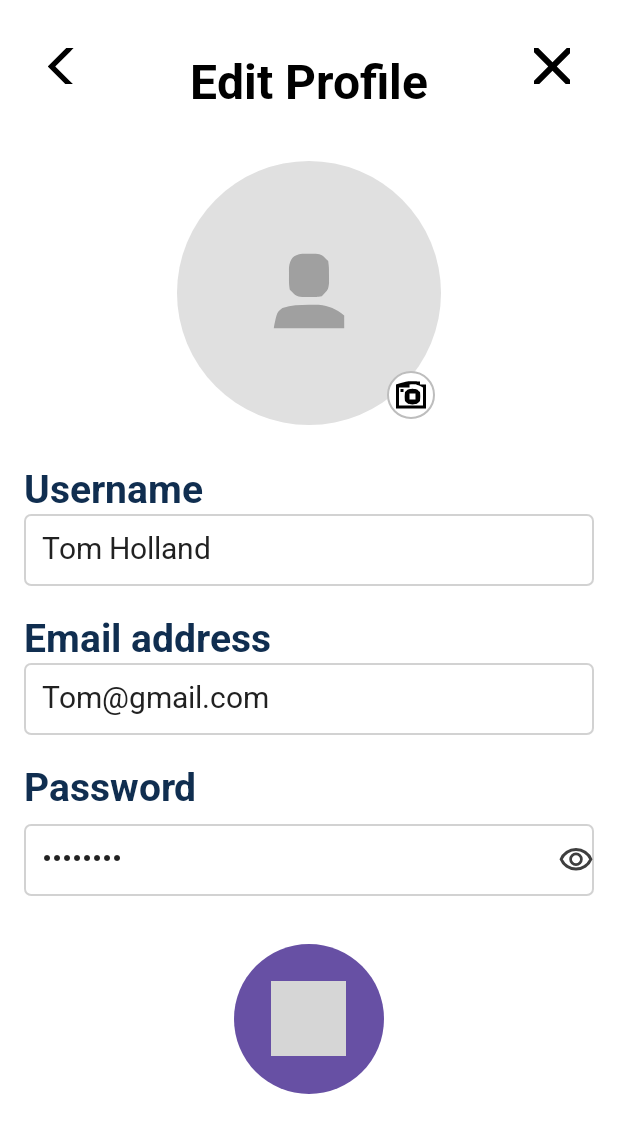
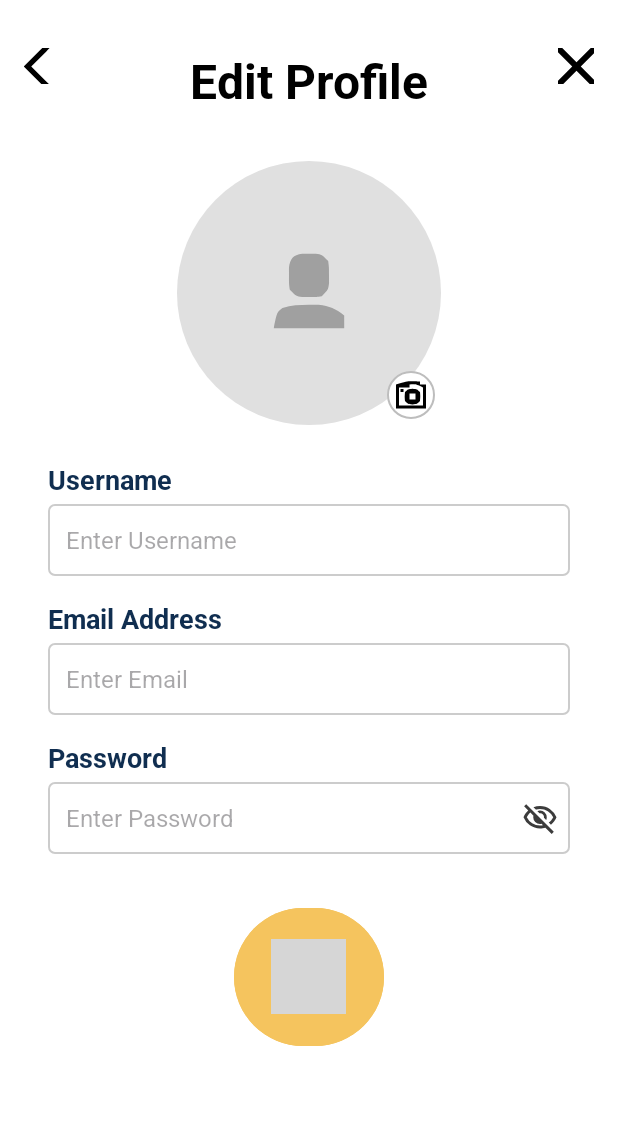
Before and after one commit to Sathsarani2002/Techupnews, an Android app: the layout activity_edit_profile.xml on its own in the app's theme, with its tools: preview values and no code run, on a phone screen of 412 x 824 dp. Shown: the top 1133 px of the screen. Run offline under Robolectric (Android 15) with nearby library versions, the phone set to English and light mode, and no system bars; grey boxes are pictures that could not be loaded.

Commit message:
updated edit profile user

```diff
--- a/app/src/main/res/drawable/save_button_circle.xml
+++ b/app/src/main/res/drawable/save_button_circle.xml
@@ -1,4 +1,5 @@
-<shape xmlns:android="http://schemas.android.com/apk/res/android"
-    android:shape="oval">
-    <solid android:color="#F5C45E" />
+<?xml version="1.0" encoding="utf-8"?>
+<shape xmlns:android="http://schemas.android.com/apk/res/android" android:shape="oval">
+    <solid android:color="#F5C45E" /> <!-- New color -->
+    <size android:width="100dp" android:height="100dp" />
 </shape>
--- a/app/src/main/res/layout/activity_edit_profile.xml
+++ b/app/src/main/res/layout/activity_edit_profile.xml
@@ -16,8 +16,7 @@
         <RelativeLayout
             android:layout_width="match_parent"
             android:layout_height="wrap_content"
-            android:paddingVertical="16dp"
-            android:paddingHorizontal="16dp">
+            android:paddingVertical="16dp">
 
             <ImageButton
                 android:id="@+id/backButton"
@@ -27,7 +26,8 @@
                 android:background="?attr/selectableItemBackgroundBorderless"
                 android:contentDescription="Back"
                 android:src="@drawable/ic_back"
-                android:tint="#000000" />
+                android:tint="#000000"
+                android:padding="4dp" />
 
             <TextView
                 android:id="@+id/screenTitle"
@@ -47,7 +47,8 @@
                 android:background="?attr/selectableItemBackgroundBorderless"
                 android:contentDescription="Close"
                 android:src="@drawable/ic_close"
-                android:tint="#000000" />
+                android:tint="#000000"
+                android:padding="4dp" />
         </RelativeLayout>
 
         <!-- Profile Image -->
@@ -79,7 +80,8 @@
                 android:background="@drawable/circle_background_small"
                 android:src="@drawable/ic_camera"
                 android:contentDescription="Change Profile Picture"
-                android:tint="#000000" />
+                android:tint="#000000"
+                android:padding="4dp" />
         </FrameLayout>
 
         <!-- Username Field -->
@@ -94,21 +96,24 @@
                 android:layout_height="wrap_content"
                 android:text="Username"
                 android:textColor="#102E50"
-                android:textSize="26sp"
-                android:textStyle="bold"
-                android:fontFamily="@font/roboto_bold" />
+                android:textSize="18sp"
+                android:fontFamily="@font/roboto_bold"
+                android:layout_marginBottom="4dp"
+                android:layout_marginStart="16dp" />
 
             <EditText
                 android:id="@+id/usernameEditText"
                 android:layout_width="match_parent"
                 android:layout_height="48dp"
-                android:text="Tom Holland"
-                android:textSize="20sp"
+                android:layout_marginHorizontal="16dp"
+                android:text=""
+                android:hint="Enter Username"
+                android:textSize="16sp"
                 android:fontFamily="@font/roboto_regular"
                 android:textColor="#000000"
-                android:alpha="0.87"
                 android:background="@drawable/edittext_background"
-                android:padding="12dp" />
+                android:paddingHorizontal="12dp"
+                android:paddingVertical="8dp" />
         </LinearLayout>
 
         <!-- Email Field -->
@@ -121,23 +126,25 @@
             <TextView
                 android:layout_width="match_parent"
                 android:layout_height="wrap_content"
-                android:text="Email address"
+                android:text="Email Address"
                 android:textColor="#102E50"
-                android:textSize="26sp"
-                android:textStyle="bold"
-                android:fontFamily="@font/roboto_bold" />
+                android:textSize="18sp"
+                android:fontFamily="@font/roboto_bold"
+                android:layout_marginBottom="4dp"
+                android:layout_marginStart="16dp" />
 
             <EditText
                 android:id="@+id/emailEditText"
                 android:layout_width="match_parent"
                 android:layout_height="48dp"
-                android:text="Tom@gmail.com"
-                android:textSize="20sp"
+                android:layout_marginHorizontal="16dp"
+                android:background="@drawable/edittext_background"
                 android:fontFamily="@font/roboto_regular"
-                android:alpha="0.87"
+                android:paddingHorizontal="12dp"
+                android:paddingVertical="8dp"
+                android:hint="Enter Email"
                 android:textColor="#000000"
-                android:background="@drawable/edittext_background"
-                android:padding="12dp" />
+                android:textSize="16sp" />
         </LinearLayout>
 
         <!-- Password Field -->
@@ -152,42 +159,42 @@
                 android:layout_height="wrap_content"
                 android:text="Password"
                 android:textColor="#102E50"
-                android:textSize="26sp"
-                android:textStyle="bold"
-                android:fontFamily="@font/roboto_bold" />
+                android:textSize="18sp"
+                android:fontFamily="@font/roboto_bold"
+                android:layout_marginBottom="4dp"
+                android:layout_marginStart="16dp" />
 
             <RelativeLayout
                 android:layout_width="match_parent"
                 android:layout_height="48dp"
-                android:layout_marginTop="8dp">
+                android:layout_marginHorizontal="16dp">
 
                 <EditText
                     android:id="@+id/passwordEditText"
                     android:layout_width="match_parent"
                     android:layout_height="match_parent"
-                    android:text="********"
+                    android:hint="Enter Password"
                     android:inputType="textPassword"
-                    android:textSize="20sp"
+                    android:textSize="16sp"
                     android:fontFamily="@font/roboto_regular"
-                    android:alpha="0.87"
                     android:textColor="#000000"
                     android:background="@drawable/edittext_background"
-                    android:padding="12dp" />
+                    android:paddingHorizontal="12dp"
+                    android:paddingVertical="8dp" />
 
                 <ImageButton
-                    android:id="@+id/togglePasswordVisibility"
+                    android:id="@+id/togglePasswordVisibilityButton"
                     android:layout_width="24dp"
                     android:layout_height="24dp"
                     android:layout_alignParentEnd="true"
                     android:layout_centerVertical="true"
                     android:background="?attr/selectableItemBackgroundBorderless"
-                    android:src="@drawable/ic_visibility"
-                    android:tint="#000000"
-                    android:alpha="0.87"
-                    android:contentDescription="Toggle Password Visibility" />
+                    android:src="@drawable/ic_visibility_off"
+                    android:contentDescription="Toggle Password Visibility"
+                    android:padding="4dp"
+                    android:layout_marginEnd="8dp" />
             </RelativeLayout>
         </LinearLayout>
-
 
         <!-- Save Button -->
         <FrameLayout
@@ -199,7 +206,7 @@
                 android:id="@+id/saveButton"
                 android:layout_width="100dp"
                 android:layout_height="100dp"
-                android:background="@drawable/save_button_circle"
+                android:backgroundTint="#F5C45E"
                 android:contentDescription="Save Changes"
                 android:text=""
                 android:padding="0dp" />
--- a/app/src/main/res/values/colors.xml
+++ b/app/src/main/res/values/colors.xml
@@ -2,4 +2,5 @@
 <resources>
     <color name="black">#FF000000</color>
     <color name="white">#FFFFFFFF</color>
+    <color name="Yellow">#F5C45E</color>
 </resources>
```
Also changed, not shown: app/src/main/java/com/example/techupnews/DatabaseHelper.java (+30 -6 lines), app/src/main/java/com/example/techupnews/EditProfileActivity.java (+109 -9 lines), gradle/wrapper/gradle-wrapper.properties.
